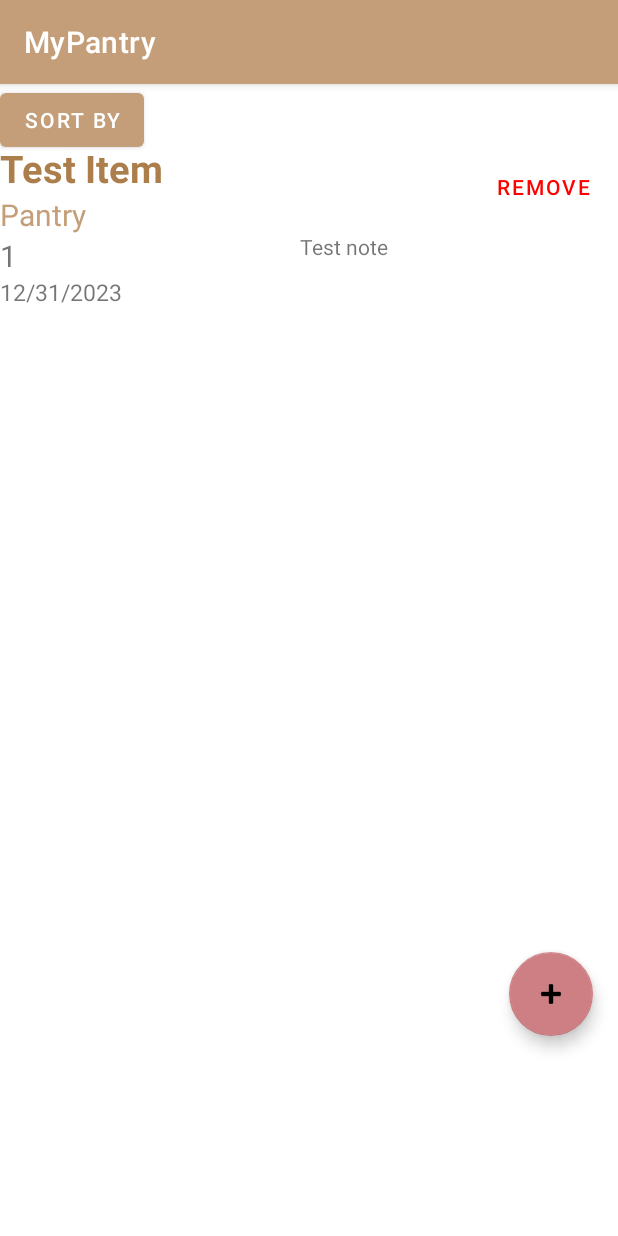
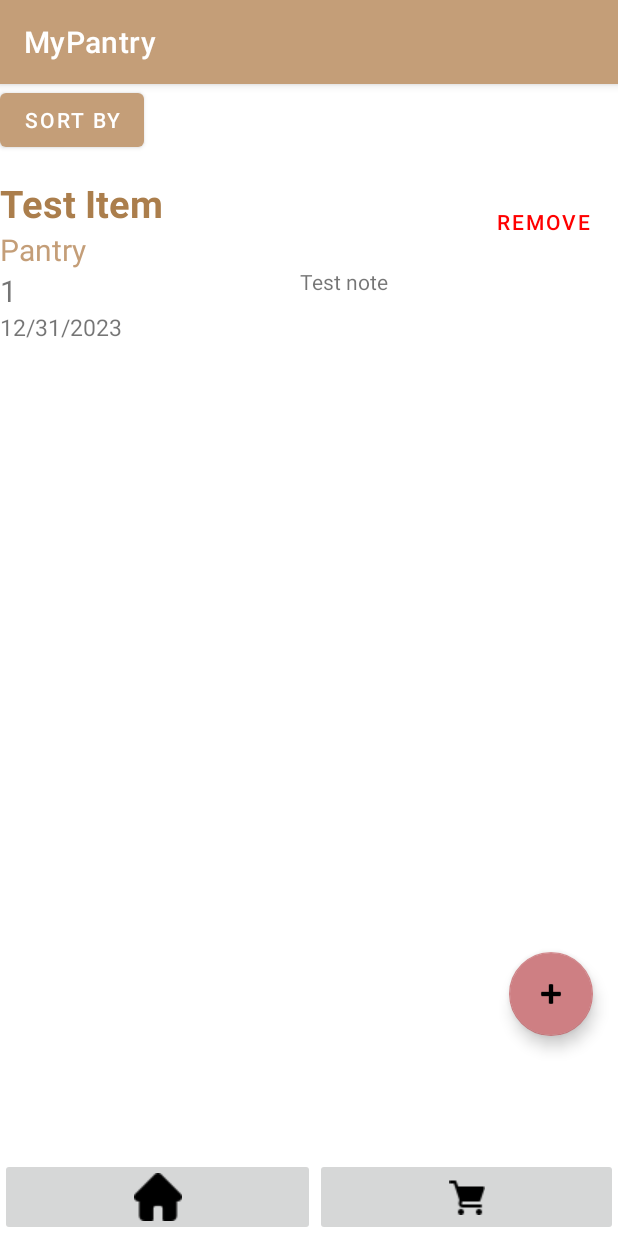
Before and after one commit to emilyathomas/MyPantry-Mobile-App, an Android app: the MainActivity screen opened directly, with no data from a screen before it, on a phone screen of 412 x 824 dp. Run offline under Robolectric (Android 15) with nearby library versions, the phone set to English and light mode, and no system bars.

Commit message:
Using constraintLayour for main activity

```diff
--- a/app/src/main/res/layout/mainactivity.xml
+++ b/app/src/main/res/layout/mainactivity.xml
@@ -1,6 +1,7 @@
 <?xml version="1.0" encoding="utf-8"?>
 <androidx.coordinatorlayout.widget.CoordinatorLayout xmlns:android="http://schemas.android.com/apk/res/android"
     xmlns:app="http://schemas.android.com/apk/res-auto"
+    xmlns:tools="http://schemas.android.com/tools"
     android:id="@+id/lyt_parent"
     android:layout_width="match_parent"
     android:layout_height="match_parent">
@@ -16,30 +17,38 @@
         app:fabSize="normal"
         app:srcCompat="@android:drawable/ic_input_add" />
 
-    <LinearLayout
+    <androidx.constraintlayout.widget.ConstraintLayout
         android:layout_width="match_parent"
-        android:layout_height="match_parent"
-        android:orientation="vertical">
+        android:layout_height="match_parent">
 
         <Button
             android:id="@+id/sortBy"
             android:layout_width="wrap_content"
             android:layout_height="wrap_content"
-            android:text="@string/sort_btn" />
+            android:text="@string/sort_btn"
+            app:layout_constraintStart_toStartOf="parent"
+            app:layout_constraintTop_toTopOf="parent" />
 
         <androidx.recyclerview.widget.RecyclerView
             android:id="@+id/recyclerView"
             android:layout_width="match_parent"
-            android:layout_height="match_parent"
+            android:layout_height="wrap_content"
             android:scrollbars="vertical"
-            android:scrollingCache="true" />
+            android:scrollingCache="true"
+            app:layout_constraintBottom_toTopOf="@+id/linearLayout2"
+            app:layout_constraintEnd_toEndOf="parent"
+            app:layout_constraintStart_toStartOf="parent"
+            app:layout_constraintTop_toBottomOf="@+id/sortBy"
+            app:layout_constraintVertical_bias="0.0" />
 
         <LinearLayout
+            android:id="@+id/linearLayout2"
             android:layout_width="match_parent"
             android:layout_height="wrap_content"
             android:layout_gravity="bottom"
             android:gravity="bottom"
-            android:orientation="horizontal">
+            android:orientation="horizontal"
+            app:layout_constraintBottom_toBottomOf="parent">
 
             <ImageButton
                 android:id="@+id/homeBtn"
@@ -58,5 +67,5 @@
                 app:cornerRadius="0px" />
 
         </LinearLayout>
-    </LinearLayout>
+    </androidx.constraintlayout.widget.ConstraintLayout>
 </androidx.coordinatorlayout.widget.CoordinatorLayout>
```
